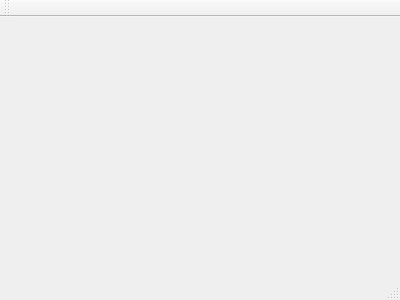
Georgly/R3DS, file mainwindow.ui: the form before one commit.
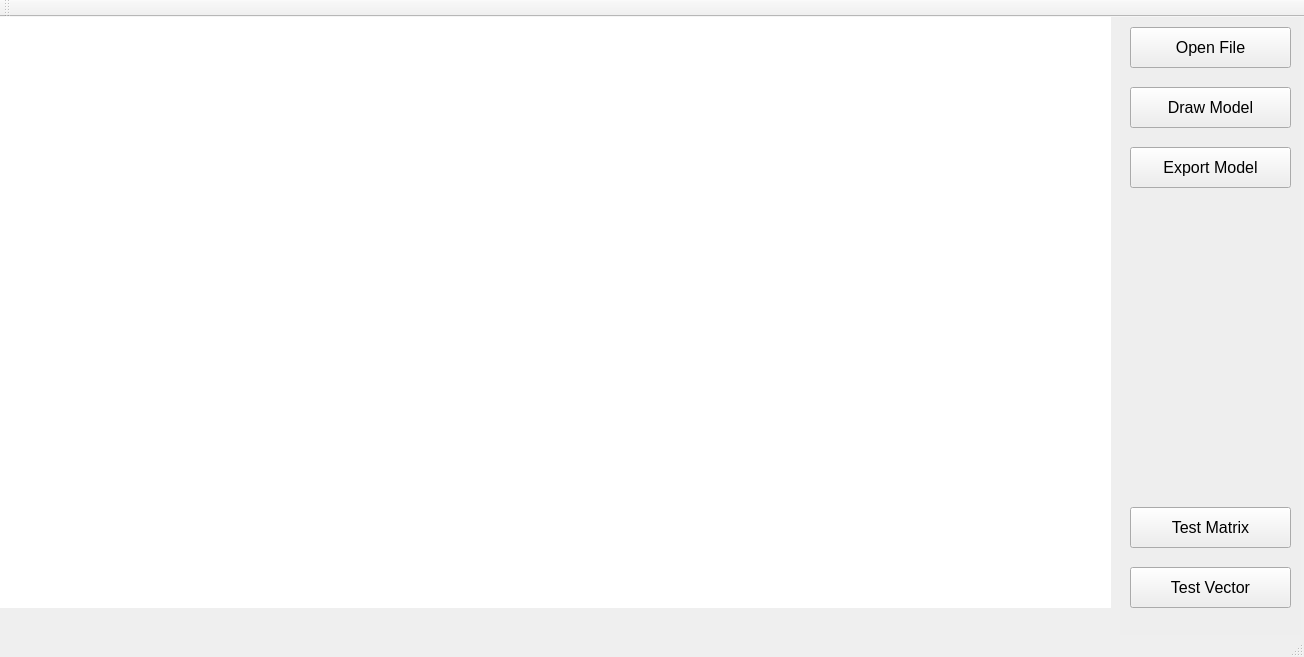
The form after the commit.

```diff
--- a/mainwindow.ui
+++ b/mainwindow.ui
@@ -1,24 +1,162 @@
 <ui version="4.0">
  <class>MainWindow</class>
- <widget class="QMainWindow" name="MainWindow" >
-  <property name="geometry" >
+ <widget class="QMainWindow" name="MainWindow">
+  <property name="geometry">
    <rect>
     <x>0</x>
     <y>0</y>
-    <width>400</width>
-    <height>300</height>
+    <width>1304</width>
+    <height>657</height>
    </rect>
   </property>
   <property name="windowTitle" >
    <string>MainWindow</string>
   </property>
-  <widget class="QMenuBar" name="menuBar" />
-  <widget class="QToolBar" name="mainToolBar" />
-  <widget class="QWidget" name="centralWidget" />
-  <widget class="QStatusBar" name="statusBar" />
+  <widget class="QWidget" name="centralWidget">
+   <widget class="QWidget" name="enteractivePanel" native="true">
+    <property name="geometry">
+     <rect>
+      <x>1120</x>
+      <y>0</y>
+      <width>181</width>
+      <height>621</height>
+     </rect>
+    </property>
+    <property name="autoFillBackground">
+     <bool>false</bool>
+    </property>
+    <property name="styleSheet">
+     <string notr="true">background-color: rgb(238, 238, 238);</string>
+    </property>
+    <widget class="QPushButton" name="openFileBt">
+     <property name="geometry">
+      <rect>
+       <x>10</x>
+       <y>10</y>
+       <width>161</width>
+       <height>41</height>
+      </rect>
+     </property>
+     <property name="font">
+      <font>
+       <pointsize>12</pointsize>
+      </font>
+     </property>
+     <property name="styleSheet">
+      <string notr="true">border-color: rgb(0, 0, 0);</string>
+     </property>
+     <property name="text">
+      <string>Open File</string>
+     </property>
+    </widget>
+    <widget class="QPushButton" name="drawModelBt">
+     <property name="geometry">
+      <rect>
+       <x>10</x>
+       <y>70</y>
+       <width>161</width>
+       <height>41</height>
+      </rect>
+     </property>
+     <property name="font">
+      <font>
+       <pointsize>12</pointsize>
+      </font>
+     </property>
+     <property name="text">
+      <string>Draw Model</string>
+     </property>
+    </widget>
+    <widget class="QPushButton" name="testMatrixBt">
+     <property name="geometry">
+      <rect>
+       <x>10</x>
+       <y>490</y>
+       <width>161</width>
+       <height>41</height>
+      </rect>
+     </property>
+     <property name="font">
+      <font>
+       <pointsize>12</pointsize>
+      </font>
+     </property>
+     <property name="text">
+      <string>Test Matrix</string>
+     </property>
+    </widget>
+    <widget class="QPushButton" name="testVectorBt">
+     <property name="geometry">
+      <rect>
+       <x>10</x>
+       <y>550</y>
+       <width>161</width>
+       <height>41</height>
+      </rect>
+     </property>
+     <property name="font">
+      <font>
+       <pointsize>12</pointsize>
+      </font>
+     </property>
+     <property name="text">
+      <string>Test Vector</string>
+     </property>
+    </widget>
+    <widget class="QPushButton" name="pushButton">
+     <property name="geometry">
+      <rect>
+       <x>10</x>
+       <y>130</y>
+       <width>161</width>
+       <height>41</height>
+      </rect>
+     </property>
+     <property name="font">
+      <font>
+       <pointsize>12</pointsize>
+      </font>
+     </property>
+     <property name="text">
+      <string>Export Model</string>
+     </property>
+    </widget>
+   </widget>
+   <widget class="QWidget" name="drawSpaceWidg" native="true">
+    <property name="geometry">
+     <rect>
+      <x>0</x>
+      <y>0</y>
+      <width>1111</width>
+      <height>591</height>
+     </rect>
+    </property>
+    <property name="styleSheet">
+     <string notr="true">background-color: rgb(255, 255, 255);</string>
+    </property>
+   </widget>
+  </widget>
+  <widget class="QMenuBar" name="menuBar">
+   <property name="geometry">
+    <rect>
+     <x>0</x>
+     <y>0</y>
+     <width>1304</width>
+     <height>26</height>
+    </rect>
+   </property>
+  </widget>
+  <widget class="QToolBar" name="mainToolBar">
+   <attribute name="toolBarArea">
+    <enum>TopToolBarArea</enum>
+   </attribute>
+   <attribute name="toolBarBreak">
+    <bool>false</bool>
+   </attribute>
+  </widget>
+  <widget class="QStatusBar" name="statusBar"/>
  </widget>
- <layoutDefault spacing="6" margin="11" />
- <pixmapfunction></pixmapfunction>
+ <layoutdefault spacing="6" margin="11"/>
  <resources/>
  <connections/>
 </ui>
```
Left out of the diff: 3 changed lines with no effect on the pictures.
